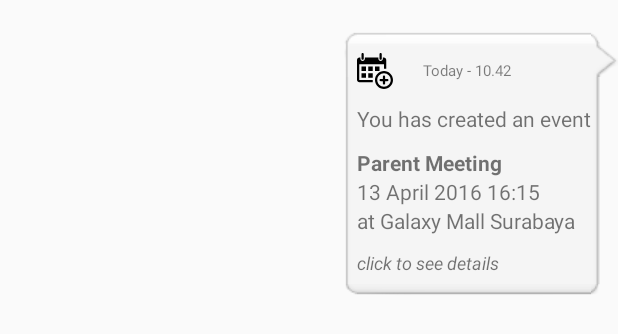
After one commit to suryoaji/LearnFlux, an Android app: the layout row_chatevent_me.xml on its own in the app's theme, with its tools: preview values and no code run, on a phone screen of 412 x 824 dp. The commit adds this screen. Shown: the top 334 px of the screen. Run offline under Robolectric (Android 15) with nearby library versions, the phone set to English and light mode, and no system bars.

Commit message:
Create ChatBubble and its child class

```diff
--- a/Android/LearnFlux/app/build.gradle
+++ b/Android/LearnFlux/app/build.gradle
@@ -30,4 +30,5 @@ dependencies {
     compile 'com.android.support:design:23.3.0'
     compile 'com.android.support:support-v4:23.3.0'
     compile 'com.android.support:cardview-v7:23.3.0'
+    compile 'com.android.volley:volley:1.0.0'
 }
--- a/Android/LearnFlux/app/src/main/java/com/idesolusiasia/learnflux/ChattingActivity.java
+++ b/Android/LearnFlux/app/src/main/java/com/idesolusiasia/learnflux/ChattingActivity.java
@@ -95,7 +95,7 @@ public class ChattingActivity extends BaseActivity {
 		ivSend.setOnClickListener(new View.OnClickListener() {
 			@Override
 			public void onClick(View v) {
-				View view = layoutInflater.inflate(R.layout.row_chatbubble, null);
+				View view = layoutInflater.inflate(R.layout.row_plainbubble_other, null);
 				TextView tvTime = (TextView) view.findViewById(R.id.tvTime);
 				Time time = new Time();
 				time.setToNow();
@@ -177,7 +177,7 @@ public class ChattingActivity extends BaseActivity {
 				btnAdd.setOnClickListener(new View.OnClickListener() {
 					@Override
 					public void onClick(View v) {
-						View view = layoutInflater.inflate(R.layout.row_chatevent, null);
+						View view = layoutInflater.inflate(R.layout.row_chatevent_other, null);
 						TextView tvTime = (TextView) view.findViewById(R.id.tvTime);
 						TextView tvEventTime = (TextView) view.findViewById(R.id.tvEventTime);
 						TextView tvEventDate = (TextView) view.findViewById(R.id.tvEventDate);
--- /dev/null
+++ b/Android/LearnFlux/app/src/main/res/layout/row_chatevent_me.xml
@@ -0,0 +1,56 @@
+<?xml version="1.0" encoding="utf-8"?>
+<LinearLayout
+    android:orientation="vertical"
+    android:layout_width="wrap_content"
+    android:layout_height="wrap_content"
+    android:layout_gravity="right"
+    android:layout_marginTop="20dp"
+    xmlns:android="http://schemas.android.com/apk/res/android" android:paddingTop="15dp"
+    android:background="@drawable/bubble2" android:paddingBottom="15dp">
+    <LinearLayout
+        android:layout_width="wrap_content"
+        android:layout_height="wrap_content">
+        <ImageView
+            android:layout_width="wrap_content"
+            android:layout_height="wrap_content"
+            android:id="@+id/ivAddToCalendar"
+            android:src="@drawable/calendar_add"
+            android:tint="@color/abc_secondary_text_material_light"
+            android:layout_alignParentTop="true" android:layout_toRightOf="@+id/tvTime"
+            android:layout_alignParentRight="false"/>
+        <TextView
+            android:layout_width="wrap_content"
+            android:layout_height="wrap_content"
+            android:textAppearance="?android:attr/textAppearanceSmall"
+            android:text="Today - 10.42"
+            android:id="@+id/tvTime"
+            android:textSize="10dp"
+            android:textColor="@color/bright_foreground_disabled_material_light"
+            android:layout_centerVertical="true" android:layout_gravity="center_vertical"
+            android:layout_marginLeft="20dp"/>
+    </LinearLayout>
+    <TextView android:layout_width="wrap_content" android:layout_height="wrap_content"
+          android:textAppearance="?android:attr/textAppearanceSmall"
+          android:text="You has created an event" android:id="@+id/textView12"
+              android:layout_marginTop="10dp"/>
+    <TextView android:layout_width="wrap_content" android:layout_height="wrap_content"
+          android:textAppearance="?android:attr/textAppearanceSmall"
+          android:text="Parent Meeting" android:id="@+id/tvEventTitle"
+          android:layout_marginTop="10dp" android:textStyle="bold"
+    />
+    <TextView
+        android:layout_width="wrap_content"
+        android:layout_height="wrap_content"
+        android:textAppearance="?android:attr/textAppearanceSmall"
+        android:text="13 April 2016 16:15"
+        android:id="@+id/tvEventDate"/>
+    <TextView android:layout_width="wrap_content" android:layout_height="wrap_content"
+              android:textAppearance="?android:attr/textAppearanceSmall"
+              android:text="at Galaxy Mall Surabaya" android:id="@+id/tvEventLocation"
+    />
+    <TextView android:layout_width="wrap_content" android:layout_height="wrap_content"
+              android:textAppearance="?android:attr/textAppearanceSmall"
+              android:text="click to see details" android:id="@+id/textView11"
+              android:layout_marginTop="10dp" android:textStyle="italic"
+              android:textSize="12dp"/>
+</LinearLayout>
```
Also changed, not shown: Android/LearnFlux/app/src/main/java/com/idesolusiasia/learnflux/adapter/ChatBubbleAdapter.java (added, +120 -0 lines), Android/LearnFlux/app/src/main/java/com/idesolusiasia/learnflux/entity/ChatBubble.java (added, +37 -0 lines), Android/LearnFlux/app/src/main/java/com/idesolusiasia/learnflux/entity/EventChatBubble.java (added, +41 -0 lines), Android/LearnFlux/app/src/main/java/com/idesolusiasia/learnflux/entity/PlainChatBubble.java (added, +20 -0 lines), Android/LearnFlux/app/src/main/java/com/idesolusiasia/learnflux/entity/PollChatBubble.java (added, +43 -0 lines), Android/LearnFlux/app/src/main/res/layout/row_chatevent_other.xml (added, +70 -0 lines), Android/LearnFlux/app/src/main/res/layout/row_chatpoll_me.xml (added, +51 -0 lines), Android/LearnFlux/app/src/main/res/layout/row_chatpoll_other.xml (renamed from Android/LearnFlux/app/src/main/res/layout/row_chatevent.xml, +22 -24 lines), Android/LearnFlux/app/src/main/res/layout/row_plainbubble_me.xml (added, +44 -0 lines), Android/LearnFlux/app/src/main/res/layout/row_plainbubble_other.xml (renamed from Android/LearnFlux/app/src/main/res/layout/row_chatbubble.xml, +7 -6 lines), Android/LearnFlux/app/src/main/res/drawable/bubble1.9.png (added), Android/LearnFlux/app/src/main/res/drawable/bubble2.9.png (added).
